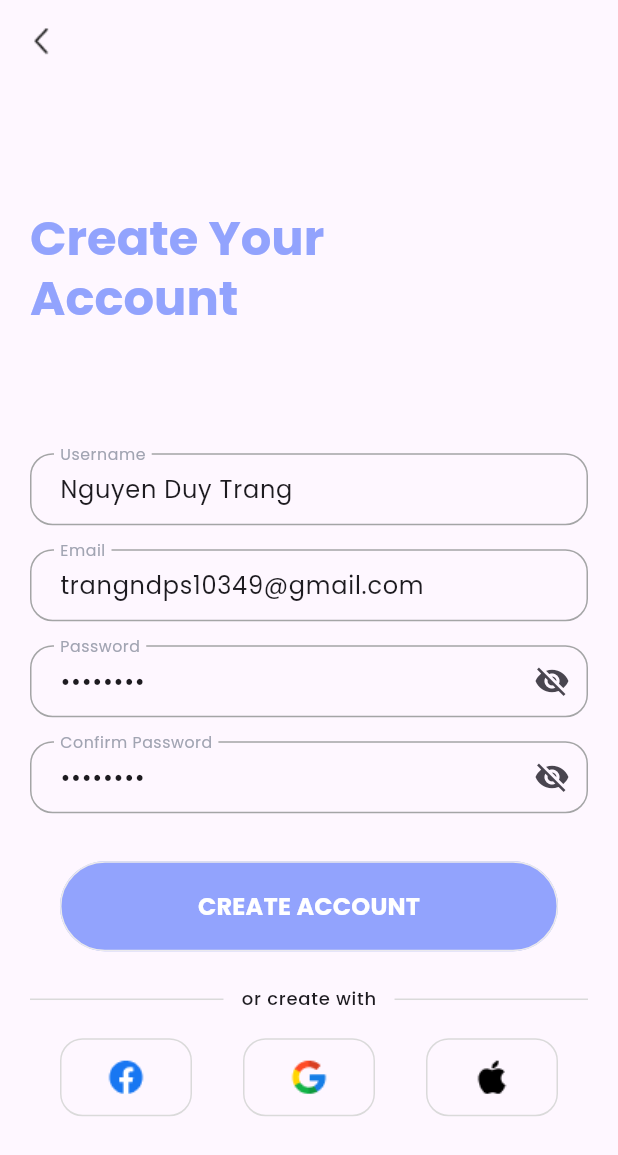
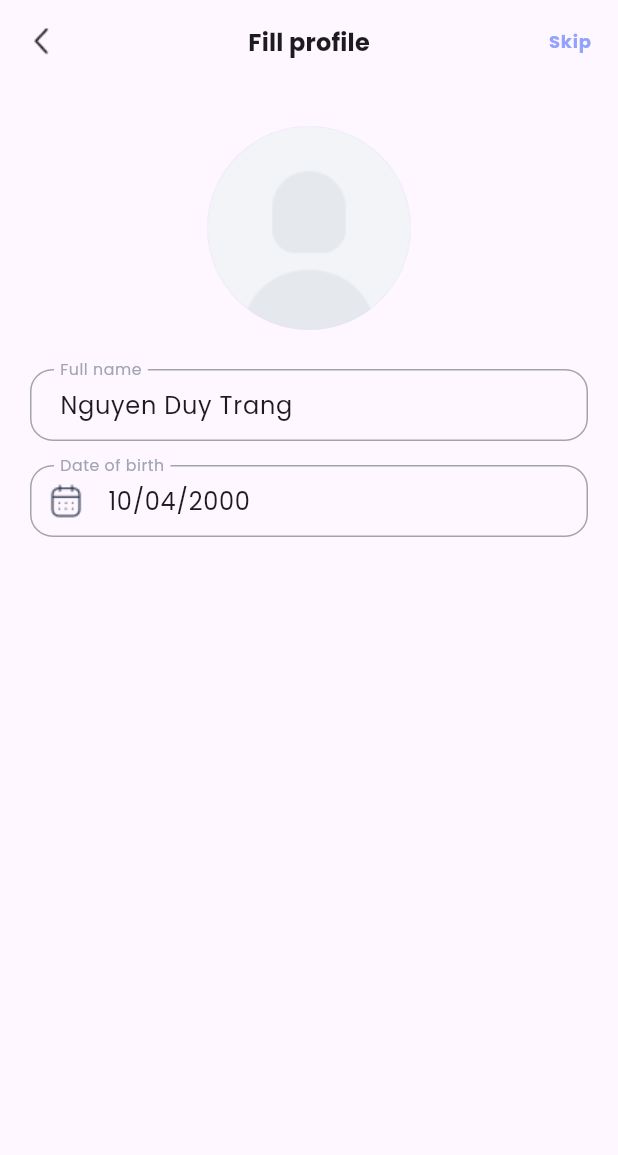
Before and after one commit to TrangDuyNguyen/doctor_appointment, a Flutter app: the CreateAccountScreen screen opened by its route, after a tap on "CREATE ACCOUNT", on a phone screen of 412 x 824 dp. Shown: the top 1155 px of the screen. Run offline on Flutter 3.47's test engine with Material 3 defaults, Android fonts, the light colour scheme and no system bars; our stand-ins replace dio, flutter_hooks, flutter_native_splash, formz, go_router, google_fonts and 5 more; accounts and stored records are empty.

Commit message:
feat: Flil Profile Screen
chưa xong đang lỗi chọn ngày sinh

```diff
--- a/lib/app/core/router/app_routing.dart
+++ b/lib/app/core/router/app_routing.dart
@@ -1,3 +1,4 @@
+import 'package:doctor_appointment/app/features/auth/view/fill_profile_screen.dart';
 import 'package:go_router/go_router.dart';
 
 import '../../features/auth/view/create_account_screen.dart';
@@ -24,6 +25,10 @@ final List<RouteBase> routes = [
     path: AppPage.signUp.getPath,
     builder: (context, state) => const CreateAccountScreen(),
   ),
+  GoRoute(
+    path: AppPage.fillProfile.getPath,
+    builder: (context, state) => FillProfileScreen(),
+  ),
   /// for showing onboarding
   GoRoute(
     path: AppPage.onboard.getPath,
--- /dev/null
+++ b/lib/app/features/auth/form_state/fill_profile_form_state.dart
@@ -0,0 +1,82 @@
+import 'package:doctor_appointment/app/core/validators/email.dart';
+import 'package:doctor_appointment/app/core/validators/phone.dart';
+import 'package:formz/formz.dart';
+import 'package:image_picker/image_picker.dart';
+
+import '../../../core/validators/name.dart';
+
+class FillProfileFormState with FormzMixin {
+  final XFile avatar;
+  final Name name;
+  final String dateOfBirth;
+  final Email email;
+  final Phone phone;
+  final String gender;
+  final FormzSubmissionStatus status;
+
+  factory FillProfileFormState.fake() {
+    return FillProfileFormState(
+      avatar: XFile(''),
+      name: const Name.pure('Nguyen Duy Trang'),
+      email: const Email.pure('trangndps10349@gmail.com'),
+      dateOfBirth: '10/04/2000',
+      phone: const Phone.pure(value: '0397308962'),
+      gender: 'Male',
+      status: FormzSubmissionStatus.initial,
+    );
+  }
+
+  factory FillProfileFormState.initial() {
+    // if (AppConfig.instance.isDebugMode) {
+    return FillProfileFormState.fake();
+    // }
+    // return FillProfileFormState(
+    // avatar: XFile(''),
+    // name: const Name.pure(),
+    // email: const Email.pure(),
+    // dateOfBirth: DateTime.now(),
+    // phone: const Phone.pure(),
+    // gender: '',
+    // status: FormzSubmissionStatus.initial,
+    // );
+  }
+
+  FillProfileFormState({
+    XFile? avatar,
+    Name? name,
+    Email? email,
+    String? dateOfBirth,
+    Phone? phone,
+    String? gender,
+    this.status = FormzSubmissionStatus.initial,
+  })  : name = name ?? const Name.pure(),
+        email = email ?? const Email.pure(),
+        dateOfBirth = dateOfBirth ?? '',
+        phone = phone ?? const Phone.pure(),
+        gender = gender ?? '',
+        avatar = avatar ?? XFile('');
+
+  FillProfileFormState copyWith({
+    XFile? avatar,
+    Name? name,
+    Email? email,
+    String? dateOfBirth,
+    Phone? phone,
+    String? gender,
+    FormzSubmissionStatus? status,
+  }) {
+    return FillProfileFormState(
+      avatar: avatar ?? this.avatar,
+      name: name ?? this.name,
+      email: email ?? this.email,
+      dateOfBirth: dateOfBirth ?? this.dateOfBirth,
+      phone: phone ?? this.phone,
+      gender: gender ?? this.gender,
+      status: status ?? this.status,
+    );
+  }
+
+  @override
+  // TODO: implement inputs
+  List<FormzInput> get inputs => throw UnimplementedError();
+}
--- a/lib/app/features/auth/model/form_state.dart
+++ b/lib/app/features/auth/form_state/form_state.dart
@@ -66,5 +66,5 @@ class FormAuthState with FormzMixin {
 
   @override
   // TODO: implement inputs
-  List<FormzInput> get inputs => throw UnimplementedError();
+  List<FormzInput> get inputs => [name, email, password, cfPassword];
 }
--- a/lib/app/features/auth/providers/auth_providers.dart
+++ b/lib/app/features/auth/providers/auth_providers.dart
@@ -1,4 +1,4 @@
-import 'package:doctor_appointment/app/features/auth/model/auth_state.dart';
+import 'package:doctor_appointment/app/features/auth/form_state/auth_state.dart';
 import 'package:hooks_riverpod/hooks_riverpod.dart';
 
 import '../repository/auth_repository.dart';
--- a/lib/app/features/auth/view/create_account_screen.dart
+++ b/lib/app/features/auth/view/create_account_screen.dart
@@ -1,3 +1,4 @@
+import 'package:doctor_appointment/app/core/router/app_page.dart';
 import 'package:doctor_appointment/app/core/router/app_routing_mixin.dart';
 import 'package:doctor_appointment/app/core/validators/email.dart';
 import 'package:doctor_appointment/app/core/validators/name.dart';
@@ -10,9 +11,10 @@ import 'package:doctor_appointment/design/widget/text_form_base.dart';
 import 'package:flutter/material.dart';
 import 'package:flutter/services.dart';
 import 'package:flutter_hooks/flutter_hooks.dart';
+import 'package:go_router/go_router.dart';
 import 'package:hooks_riverpod/hooks_riverpod.dart';
 
-import '../model/form_state.dart';
+import '../form_state/form_state.dart';
 
 class CreateAccountScreen extends StatefulHookConsumerWidget {
   const CreateAccountScreen({super.key});
@@ -48,8 +50,6 @@ class _CreateAccountScreenState extends ConsumerState<CreateAccountScreen>
     final mFocusRePassword = useFocusNode();
 
     final mFormState = useState(FormAuthState.initial());
-
-    final obscureText = useState<bool>(true);
 
     useEffect(() {
       mNameTextController
@@ -188,7 +188,11 @@ class _CreateAccountScreenState extends ConsumerState<CreateAccountScreen>
                     const SizedBox(
                       height: 32,
                     ),
-                    RoundButton(title: "CREATE ACCOUNT", onPressed: () {}),
+                    RoundButton(
+                        title: "CREATE ACCOUNT",
+                        onPressed: () {
+                          context.push(AppPage.fillProfile.getPath);
+                        }),
                     const SizedBox(
                       height: 24,
                     ),
--- /dev/null
+++ b/lib/app/features/auth/view/fill_profile_screen.dart
@@ -0,0 +1,277 @@
+import 'dart:io';
+
+import 'package:doctor_appointment/app/core/router/app_routing_mixin.dart';
+import 'package:doctor_appointment/design/common/app_context.dart';
+import 'package:doctor_appointment/design/common/color_extention.dart';
+import 'package:doctor_appointment/design/common/text_extention.dart';
+import 'package:flutter/material.dart';
+import 'package:flutter_hooks/flutter_hooks.dart';
+import 'package:go_router/go_router.dart';
+import 'package:image_picker/image_picker.dart';
+
+import '../../../../design/widget/bottom_sheet.dart';
+import '../../../../design/widget/text_form_base.dart';
+import '../../../core/validators/email.dart';
+import '../../../core/validators/name.dart';
+import '../../../core/validators/phone.dart';
+import '../form_state/fill_profile_form_state.dart';
+import 'package:intl/intl.dart';
+
+class FillProfileScreen extends HookWidget with AppRoutingMixin {
+  FillProfileScreen({super.key});
+  final _formKey = GlobalKey<FormState>();
+  @override
+  Widget build(BuildContext context) {
+    final mNameTextController = TextEditingController();
+    final mFocusName = useFocusNode();
+
+    final mBirthDayTextController = TextEditingController();
+    final mBirthDayFocus = useFocusNode();
+
+    final mEmailTextController = TextEditingController();
+    final mFocusEmail = useFocusNode();
+
+    final mPhoneController = TextEditingController();
+    final mPhoneFocus = useFocusNode();
+
+    final mGenderTextController = TextEditingController();
+    final mGenderFocus = useFocusNode();
+
+    final mFormState = useState(FillProfileFormState.initial());
+
+    useEffect(() {
+      mNameTextController
+        ..text = mFormState.value.name.value
+        ..addListener(() {
+          mFormState.value = mFormState.value
+              .copyWith(name: Name.dirty(mNameTextController.text.trim()));
+        });
+
+      mBirthDayTextController
+        ..text = mFormState.value.dateOfBirth
+        ..addListener(() {
+          mFormState.value = mFormState.value
+              .copyWith(dateOfBirth: mBirthDayTextController.text.trim());
+        });
+
+      mEmailTextController
+        ..text = mFormState.value.email.value
+        ..addListener(() {
+          mFormState.value = mFormState.value
+              .copyWith(email: Email.dirty(mEmailTextController.text.trim()));
+        });
+
+      mPhoneController
+        ..text = mFormState.value.phone.value
+        ..addListener(() {
+          mFormState.value = mFormState.value.copyWith(
+              phone: Phone.dirty(value: mPhoneController.text.trim()));
+        });
+
+      mGenderTextController
+        ..text = mFormState.value.gender
+        ..addListener(() {
+          mFormState.value = mFormState.value
+              .copyWith(gender: mGenderTextController.text.trim());
+        });
+
+      return () {};
+    });
+
+    return Scaffold(
+      appBar: AppBar(
+        leading: InkWell(
+          onTap: () {
+            pop(context);
+          },
+          child: Image.asset(
+            "lib/design/assets/icons/back.png",
+            width: 24,
+            height: 24,
+          ),
+        ),
+        centerTitle: true,
+        title: Text(
+          "Fill profile",
+          style: context.appTextStyles.titleMedium.bold,
+        ),
+        actions: [
+          TextButton(
+              onPressed: () {},
+              child: Text(
+                "Skip",
+                style: context.appTextStyles.labelMedium.bold
+                    .copyWith(color: context.appColors.brandPrimary),
+              ))
+        ],
+      ),
+      body: SingleChildScrollView(
+        padding: const EdgeInsets.symmetric(horizontal: 20),
+        child: SizedBox(
+          height: context.height,
+          child: Column(
+            children: [
+              const SizedBox(
+                height: 28,
+              ),
+              Row(
+                mainAxisAlignment: MainAxisAlignment.center,
+                children: [
+                  GestureDetector(
+                    child: CircleAvatar(
+                      radius: context.width * 0.33 / 2,
+                      backgroundImage: mFormState.value.avatar.path.isNotEmpty
+                          ? FileImage(File(mFormState.value.avatar.path))
+                          : const AssetImage(
+                              "lib/design/assets/icons/avatar.png",
+                            ) as ImageProvider,
+                    ),
+                    onTap: () {
+                      CustomBottomSheet.showBottomSheet(
+                        context: context,
+                        title: 'Choose Avatar',
+                        child: Align(
+                          alignment: Alignment.topLeft,
+                          child: Padding(
+                              padding:
+                                  const EdgeInsets.only(left: 20, right: 20),
+                              child: ListView.builder(
+                                physics: const NeverScrollableScrollPhysics(),
+                                itemCount: 2,
+                                shrinkWrap: true,
+                                itemBuilder: (context, index) {
+                                  XFile? pickedFile;
+                                  return GestureDetector(
+                                    child: Column(
+                                      children: [
+                                        Text(
+                                          index == 0 ? "Camera" : "Photo",
+                                          style:
+                                              context.appTextStyles.labelLarge,
+                                        ),
+                                        const SizedBox(
+                                          height: 20,
+                                        )
+                                      ],
+                                    ),
+                                    onTap: () async => {
+                                      if (index == 0)
+                                        {
+                                          pickedFile = await ImagePicker()
+                                              .pickImage(
+                                                  source: ImageSource.camera),
+                                          if (pickedFile != null)
+                                            {
+                                              mFormState.value = mFormState
+                                                  .value
+                                                  .copyWith(avatar: pickedFile),
+                                            },
+                                        }
+                                      else
+                                        {
+                                          pickedFile = await ImagePicker()
+                                              .pickImage(
+                                                  source: ImageSource.gallery),
+                                          if (pickedFile != null)
+                                            {
+                                              mFormState.value = mFormState
+                                                  .value
+                                                  .copyWith(avatar: pickedFile),
+                                            },
+                                        }
+                                    },
+                                  );
+                                },
+                              )),
+                        ),
+                        scrollable: false,
+                        initialChildSize: 0.6,
+                        minChildSize: 0.5,
+                        maxChildSize: 0.8,
+                        isCustomSizeWithKeyBoard: true,
+                      );
+                    },
+                  ),
+                ],
+              ),
+              Form(
+                  key: _formKey,
+                  child: Column(
+                    children: [
+                      const SizedBox(
+                        height: 26,
+                      ),
+                      BaseTextInputField(
+                          controller: mNameTextController,
+                          focusNode: mFocusName,
+                          labelText: "Full name",
+                          isAutoValidate: true,
+                          validator: (value, context) {
+                            return mFormState.value.name
+                                .validator(value)
+                                ?.text();
+                          },
+                          errorMessageOnValidation: (value, context) {
+                            return mFormState.value.name
+                                .validator(value)
+                                ?.text();
+                          }),
+                      const SizedBox(
+                        height: 16,
+                      ),
+                      BaseTextInputField(
+                        controller: mBirthDayTextController,
+                        focusNode: mBirthDayFocus,
+                        labelText: "Date of birth",
+                        isAutoValidate: false,
+                        validator: (value, context) {
+                          return null;
+                        },
+                        errorMessageOnValidation: (value, context) {
+                          return null;
+                        },
+                        prefixIcon: Image.asset(
+                            "lib/design/assets/icons/icon_calendar.png"),
+                        readOnly: true,
+                        onTap: () async {
+                          print("object");
+                          String dateString = mFormState.value.dateOfBirth;
+                          DateTime dateTime;
+                          if (dateString.isNotEmpty) {
+                            final dateFormat = DateFormat('dd/MM/yyyy');
+                            dateTime = dateFormat.parse(dateString);
+                            if (dateTime.isAfter(DateTime.now())) {
+                              dateTime = DateTime.now();
+                            }
+                          } else {
+                            dateTime = DateTime.now();
+                          }
+
+                          final selectedDate = await showDatePicker(
+                            context: context,
+                            initialDate: dateTime,
+                            firstDate: DateTime(1900),
+                            lastDate: DateTime.now(),
+                          );
+
+                          if (selectedDate != null) {
+                            final formattedDate =
+                                DateFormat('yyyy/MM/dd').format(selectedDate);
+                            mFormState.value = mFormState.value
+                                .copyWith(dateOfBirth: formattedDate);
+                            mBirthDayTextController.text = formattedDate;
+                          }
+                        },
+                      ),
+                      const SizedBox(
+                        height: 16,
+                      ),
+                    ],
+                  ))
+            ],
+          ),
+        ),
+      ),
+    );
+  }
+}
--- a/lib/app/features/auth/view/sign_in_screen.dart
+++ b/lib/app/features/auth/view/sign_in_screen.dart
@@ -1,6 +1,6 @@
 import 'package:doctor_appointment/app/core/router/app_routing_mixin.dart';
 import 'package:doctor_appointment/app/core/validators/password.dart';
-import 'package:doctor_appointment/app/features/auth/model/form_state.dart';
+import 'package:doctor_appointment/app/features/auth/form_state/form_state.dart';
 import 'package:doctor_appointment/design/common/app_context.dart';
 import 'package:doctor_appointment/design/common/color_extention.dart';
 import 'package:doctor_appointment/design/common/text_extention.dart';
--- a/lib/design/widget/text_form_base.dart
+++ b/lib/design/widget/text_form_base.dart
@@ -23,6 +23,7 @@ class BaseTextInputField extends HookWidget {
   final TextInputType? textInputType;
   final Widget? prefixIcon;
   final bool? enableClearText;
+  final bool readOnly;
 
   /// focus node
   final FocusNode? focusNode;
@@ -48,6 +49,7 @@ class BaseTextInputField extends HookWidget {
     this.textInputType,
     this.prefixIcon,
     this.enableClearText,
+    this.readOnly = false,
   });
 
   @override
@@ -73,6 +75,8 @@ class BaseTextInputField extends HookWidget {
       controller: textController.value,
       keyboardType: textInputType,
       obscureText: obscureText.value,
+      readOnly: readOnly,
+      onTap: onTap,
       decoration: createTextInputDecoration(
         context,
         textController.value,
--- a/pubspec.yaml
+++ b/pubspec.yaml
@@ -33,7 +33,7 @@ dependencies:
   flutter:
     sdk: flutter
 
-  go_router:
+  go_router: 14.1.4
   hive_flutter: ^1.1.0
   hooks_riverpod: ^2.0.2
   google_fonts: 6.2.0
@@ -45,6 +45,10 @@ dependencies:
   dio: 5.4.3+1
   formz: 0.7.0
   rxdart: 0.27.7
+  get_it: 7.7.0
+  equatable: 2.0.5
+  image_picker: ^0.8.4+8
+  date_format: 2.0.7
 
   flutter_gen: any
 dev_dependencies:
```
Also changed, not shown: lib/app/core/router/app_page.dart (+8 -4 lines), lib/design/widget/bottom_sheet.dart (added, +244 -0 lines), lib/app/features/auth/form_state/auth_state.dart (renamed from lib/app/features/auth/model/auth_state.dart), lib/design/assets/icons/avatar.png (added), lib/design/assets/icons/edit.png (added), lib/design/assets/icons/icon_calendar.png (added), 2 other files.
